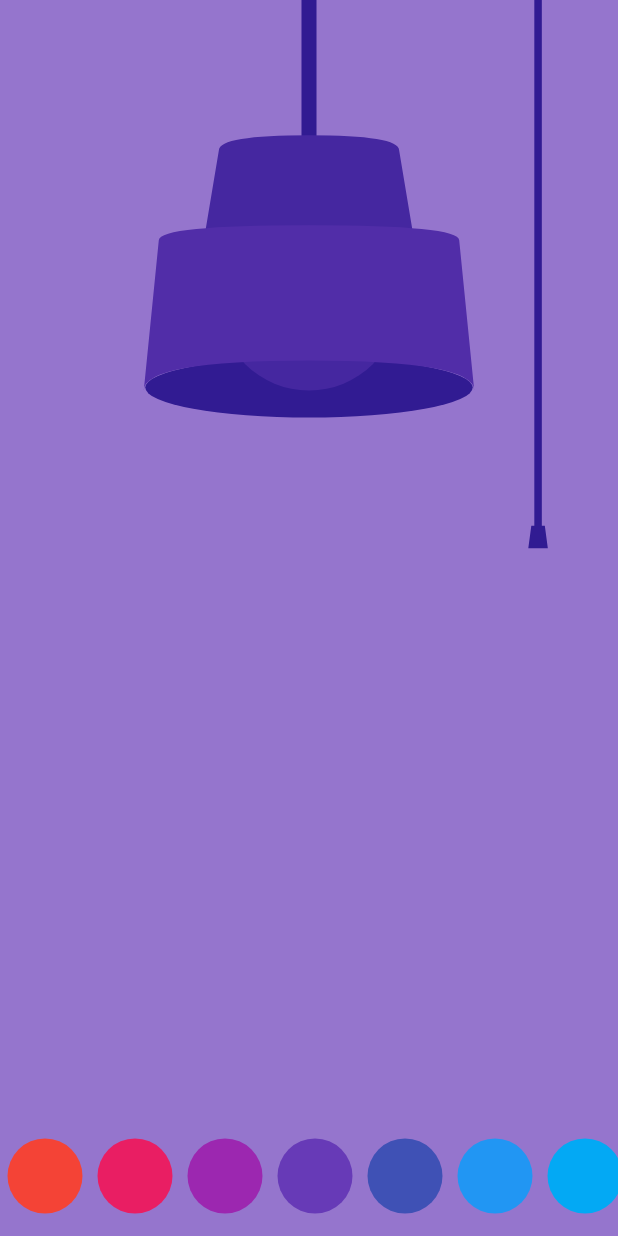
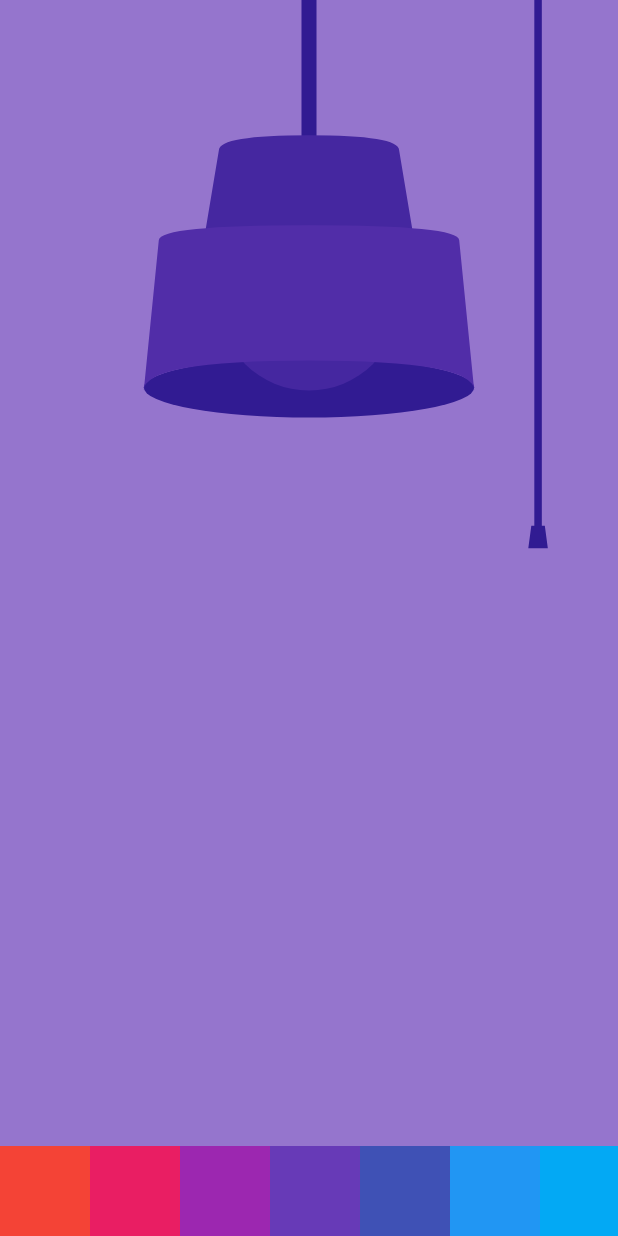
Before and after one commit to NielsLindberg/flutter_create, a Flutter app: the screen it shows after launch, on a phone screen of 412 x 824 dp. Run offline on Flutter 3.47's test engine with Material 2 defaults, Android fonts, the phone set to English and light mode, and no system bars.

Commit message:
finished code for handin

```diff
--- a/lib/main.dart
+++ b/lib/main.dart
@@ -1,58 +1,64 @@
 import 'package:flutter/material.dart';
 import 'dart:math';
 import 'dart:ui';
-
 void main() => runApp(FlutterCreate());
-
 class FlutterCreate extends StatelessWidget {
 @override
 Widget build(BuildContext context) {
-    return MaterialApp(home: Scaffold(body: LampScreen()));
+return MaterialApp(
+debugShowCheckedModeBanner: false, home: Scaffold(body: LampScreen()));
 }
 }
-
 class LampScreen extends StatefulWidget {
 @override
 _LampScreenState createState() => _LampScreenState();
 }
-
-class _LampScreenState extends State<LampScreen>
-    with SingleTickerProviderStateMixin {
-  Offset ds;
-  double dy = 0.0;
-  bool on = false;
-  bool da = true;
-  AnimationController ac;
-  Animation<double> ady;
-  MaterialColor cs = Colors.deepPurple;
+class _LampScreenState extends State<LampScreen> with TickerProviderStateMixin {
+Offset dragStart;
+double dragDy = 0.0;
+bool lampOn = false;
+bool draggable = true;
+bool dragging = false;
+double indicatorPercent = 0.0;
+AnimationController lampController;
+Animation<double> animDy;
+MaterialColor color = Colors.deepPurple;
+List<String> textList = [
+'#FlutterCreate',
+'Pixel Perfect',
+'Cross Platform',
+'Smooth Animations',
+'Hot Reload',
+'Open Source',
+];
+int textIdx = 0;
 @override
 void initState() {
-    ac = AnimationController(duration: Duration(milliseconds: 500), vsync: this)
+lampController =
+AnimationController(duration: Duration(milliseconds: 500), vsync: this)
 ..addListener(() {
 setState(() {
-          dy = ady.value;
+dragDy = animDy.value;
 });
 });
 super.initState();
 }
-
 @override
 void dispose() {
-    ac.dispose();
+lampController.dispose();
 super.dispose();
 }
-
 @override
 Widget build(BuildContext context) {
-    double w = MediaQuery.of(context).size.width;
-    double h = MediaQuery.of(context).size.height;
-    double xs = 411.430;
-    double ys = 683.428;
-    double ratio = min(w / xs, h / ys);
+final double w = MediaQuery.of(context).size.width;
+final double h = MediaQuery.of(context).size.height;
+final double designW = 411.430;
+final double designH = 683.428;
+final double ratio = min(w / designW, h / designH);
 return Container(
 width: double.infinity,
 height: double.infinity,
-        color: cs.shade300,
+color: color.shade300,
 child: Stack(children: [
 Align(
 alignment: Alignment.topCenter,
@@ -60,144 +66,167 @@ class _LampScreenState extends State<LampScreen>
 scale: ratio,
 alignment: Alignment.topCenter,
 child: SizedBox(
-                    width: xs,
-                    height: ys,
+width: designW,
+height: designH,
 child: CustomPaint(
 child: Stack(alignment: Alignment.topCenter, children: [
 Transform.translate(
 offset: Offset(0, 505),
-                              child: Text('#FlutterCreate',
+child: Text(textList[textIdx],
 textAlign: TextAlign.center,
 style: TextStyle(
 fontSize: 25,
 fontWeight: FontWeight.w900,
-                                      color: cs.shade300))),
+color: color.shade300))),
 Transform.translate(
-                              offset: Offset(150, 350 + dy),
+offset: Offset(151, 320 + dragDy),
+child: Stack(
+children: [
+Visibility(
+visible: dragging,
 child: Container(
 width: 75,
 height: 75,
+decoration: BoxDecoration(
+borderRadius:
+BorderRadius.circular(75),
+color: Colors.white
+.withOpacity(0.2)))),
+Container(
+width: 75,
+height: 75,
 child: GestureDetector(
-                                  onVerticalDragStart: (d) {
-                                    ds = d.globalPosition;
-                                    da = true;
+onVerticalDragStart: (details) {
+dragStart = details.globalPosition;
+dragging = true;
+draggable = true;
 },
-                                  onVerticalDragUpdate: (d) {
-                                    if (da) {
+onVerticalDragUpdate: (details) {
+if (draggable) {
 setState(() {
-                                        dy = (d.globalPosition.dy - ds.dy)
+dragDy =
+(details.globalPosition.dy -
+dragStart.dy)
 .clamp(0.0, 50.0);
-                                        da = dy == 50.0 ? false : true;
-                                        on = dy == 50.0 ? !on : on;
+if (dragDy == 50.0) {
+draggable = false;
+lampOn = !lampOn;
+if (lampOn) {
+textIdx = textIdx ==
+textList.length - 1
+? 0
+: textIdx + 1;
+}
+}
 });
 }
 },
-                                  onVerticalDragEnd: (d) {
-                                    ady = Tween<double>(begin: dy, end: 0)
-                                        .animate(ac);
-                                    ac.forward(from: 0.0);
+onVerticalDragEnd: (details) {
+dragging = false;
+animDy =
+Tween<double>(begin: dragDy, end: 0)
+.animate(lampController);
+lampController.forward(from: 0.0);
 },
 ),
+)
+],
 ))
 ]),
-                        painter: MyPainter(
-                          cs,
-                          on,
-                          dy,
+painter: LampPainter(
+color,
+lampOn,
+dragDy,
 )))),
 ),
 Align(
 alignment: Alignment.bottomCenter,
 child: Container(
 height: 60,
-                  margin: EdgeInsets.only(bottom: 10),
 child: ListView.builder(
 scrollDirection: Axis.horizontal,
 itemCount: Colors.primaries.length,
-                      itemBuilder: (_, i) => GestureDetector(
+itemBuilder: (_, i) => SizedBox(
+width: 60,
+child: Material(
+color: Colors.primaries[i],
+child: InkWell(
 onTap: () {
 setState(() {
-                              cs = Colors.primaries[i];
+color = Colors.primaries[i];
 });
 },
-                          child: Container(
-                              width: 50,
-                              height: 50,
-                              margin: EdgeInsets.all(5),
-                              decoration: BoxDecoration(
-                                  borderRadius: BorderRadius.circular(40),
-                                  color: Colors.primaries[i])))))),
+)))))),
 ]));
 }
 }
-
-class MyPainter extends CustomPainter {
-  final MaterialColor cs;
-  final bool on;
-  final double dy;
-  MyPainter(this.cs, this.on, this.dy);
+class LampPainter extends CustomPainter {
+final MaterialColor color;
+final bool lampOn;
+final double dragDy;
+LampPainter(this.color, this.lampOn, this.dragDy);
 @override
-  void paint(Canvas c, Size s) {
-    print(s.width);
-    print(s.height);
-    final double w = s.width;
-    final double m = w / 2;
-    Paint pa = Paint();
-    Path p;
-    if (on) {
-      c.drawOval(
-          Rect.fromLTWH(m - 140, 490, 280, 60), pa..color = Color(0xFFFFFFFF));
-      Path p = Path()
-        ..moveTo(m - 109, 255)
+void paint(Canvas canvas, Size size) {
+final double midx = size.width / 2;
+Paint paint = Paint();
+if (lampOn) {
+canvas.drawOval(Rect.fromLTWH(midx - 140, 490, 280, 60),
+paint..color = Color(0xFFFFFFFF));
+canvas.drawPath(
+Path()
+..moveTo(midx - 109, 255)
 ..relativeLineTo(218, 0)
 ..relativeLineTo(30, 260)
 ..relativeLineTo(-280, 0)
-        ..close();
-      c.drawPath(p, pa..color = Color(0x20FFFFFF));
+..close(),
+paint..color = Color(0x20FFFFFF));
 }
-    c.drawOval(Rect.fromLTWH(m - 109, 238, 218, 40),
-        pa..color = on ? Color(0xFFDE574A) : cs.shade900);
-    c.drawCircle(
-        Offset(m, 200), 60, pa..color = on ? Color(0xFFFAD14A) : cs.shade800);
-    p = Path()
-      ..moveTo(m - 5, 0)
+canvas.drawOval(Rect.fromLTWH(midx - 110, 238, 220, 40),
+paint..color = lampOn ? Color(0xFFDE574A) : color.shade900);
+canvas.drawCircle(Offset(midx, 200), 60,
+paint..color = lampOn ? Color(0xFFFAD14A) : color.shade800);
+canvas.drawPath(
+Path()
+..moveTo(midx - 5, 0)
 ..relativeLineTo(0, 100)
 ..relativeLineTo(10, 0)
 ..relativeLineTo(0, -100)
-      ..close();
-    c.drawPath(p, pa..color = cs.shade900);
-    p = Path()
-      ..moveTo(m - 60, 100)
+..close(),
+paint..color = color.shade900);
+canvas.drawPath(
+Path()
+..moveTo(midx - 60, 100)
 ..relativeQuadraticBezierTo(0, -10, 60, -10)
 ..relativeQuadraticBezierTo(60, 0, 60, 10)
 ..relativeLineTo(10, 60)
 ..relativeLineTo(-140, 0)
-      ..close();
-    c.drawPath(p, pa..color = cs.shade800);
-    p = Path()
-      ..moveTo(m - 100, 160)
+..close(),
+paint..color = color.shade800);
+canvas.drawPath(
+Path()
+..moveTo(midx - 100, 160)
 ..relativeQuadraticBezierTo(0, -10, 100, -10)
 ..relativeQuadraticBezierTo(100, 0, 100, 10)
 ..relativeLineTo(10, 100)
 ..relativeQuadraticBezierTo(0, -20, -110, -20)
 ..relativeQuadraticBezierTo(-110, 0, -110, 20)
-      ..close();
-    c.drawPath(p, pa..color = cs.shade700);
-    p = Path()
-      ..moveTo(w / 2 + 150, 0)
-      ..relativeLineTo(0, 350 + dy)
+..close(),
+paint..color = color.shade700);
+canvas.drawPath(
+Path()
+..moveTo(midx + 150, 0)
+..relativeLineTo(0, 350 + dragDy)
 ..relativeLineTo(-2, 0)
 ..relativeLineTo(-2, 15)
 ..relativeLineTo(13, 0)
 ..relativeLineTo(-2, -15)
 ..relativeLineTo(-2, 0)
-      ..relativeLineTo(0, -350 - dy)
-      ..close();
-    c.drawPath(p, pa..color = cs.shade900);
+..relativeLineTo(0, -350 - dragDy)
+..close(),
+paint..color = color.shade900);
 }
-
 @override
 bool shouldRepaint(CustomPainter oldDelegate) {
-    return true;
+return oldDelegate != this;
 }
 }
```
Also changed, not shown: lib/main.min.dart (deleted), 1 other file. Lines whose indentation alone changed are shown as unchanged.
